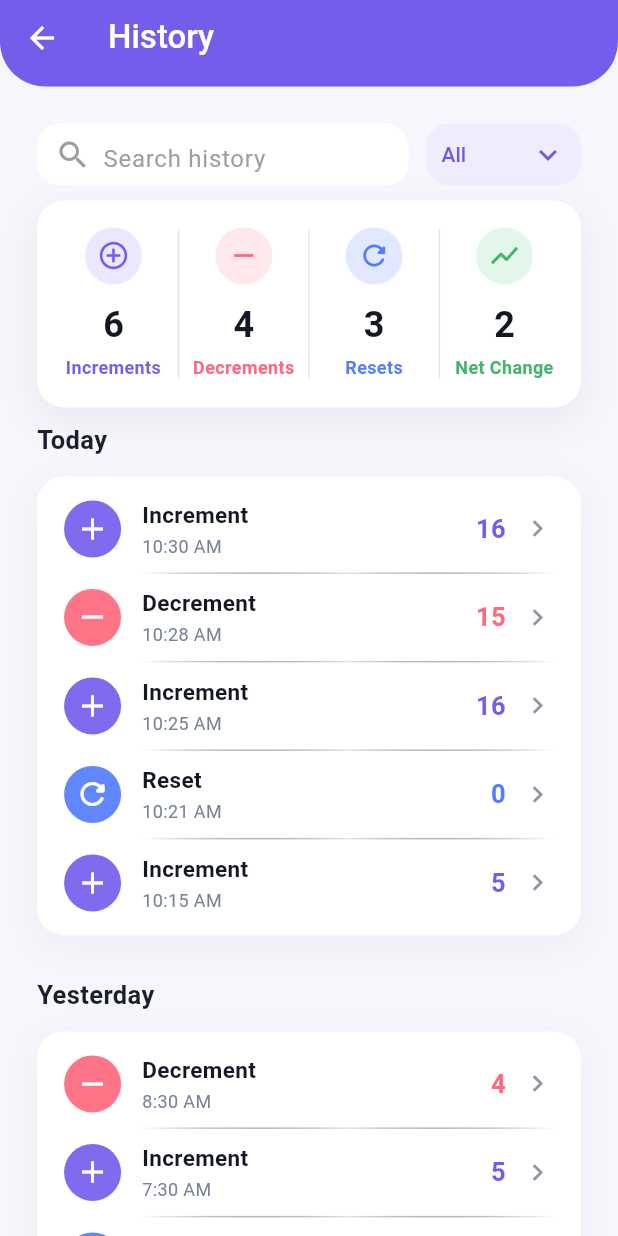
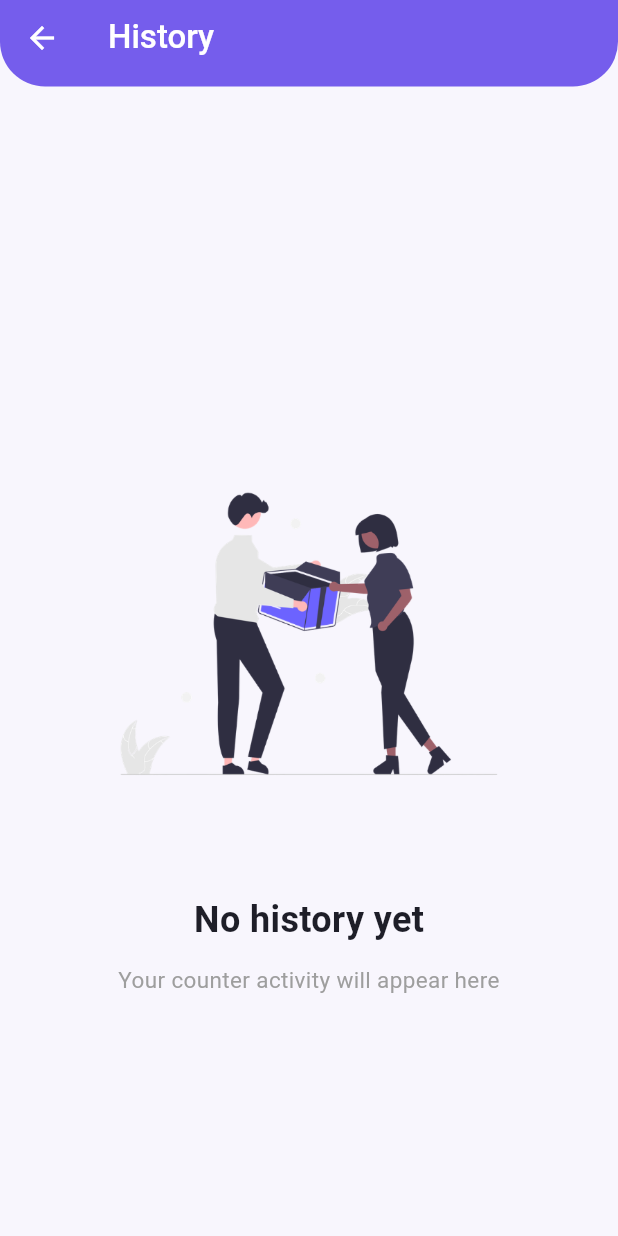
Before and after one commit to naihchams/flutter_counter, a Flutter app: the screen it shows after launch, after a tap on an icon or button, on a phone screen of 412 x 824 dp. Run offline on Flutter 3.47's test engine with Material 3 defaults, Android fonts, the phone set to English and light mode, and no system bars; our stand-ins replace flutter_svg, shared_preferences.

Commit message:
added no history case to history screen

```diff
--- a/lib/screens/history_counter_screen.dart
+++ b/lib/screens/history_counter_screen.dart
@@ -21,67 +21,67 @@ class _HistoryCounterScreenState extends State<HistoryCounterScreen> {
   final List<String> filters = ['All', 'Increment', 'Decrement', 'Reset'];
 
   final List<HistoryItem> allHistoryItems = [
-    HistoryItem(type: 'increment', value: 16, createdAt: DateTime.now()),
-    HistoryItem(
-      type: 'decrement',
-      value: 15,
-      createdAt: DateTime.now().subtract(const Duration(minutes: 2)),
-    ),
-    HistoryItem(
-      type: 'increment',
-      value: 16,
-      createdAt: DateTime.now().subtract(const Duration(minutes: 5)),
-    ),
-    HistoryItem(
-      type: 'reset',
-      value: 0,
-      createdAt: DateTime.now().subtract(const Duration(minutes: 9)),
-    ),
-    HistoryItem(
-      type: 'increment',
-      value: 5,
-      createdAt: DateTime.now().subtract(const Duration(minutes: 15)),
-    ),
-    HistoryItem(
-      type: 'decrement',
-      value: 4,
-      createdAt: DateTime.now().subtract(const Duration(days: 1, hours: 2)),
-    ),
-    HistoryItem(
-      type: 'increment',
-      value: 5,
-      createdAt: DateTime.now().subtract(const Duration(days: 1, hours: 3)),
-    ),
-    HistoryItem(
-      type: 'reset',
-      value: 0,
-      createdAt: DateTime.now().subtract(const Duration(days: 1, hours: 5)),
-    ),
-    HistoryItem(
-      type: 'increment',
-      value: 20,
-      createdAt: DateTime.now().subtract(const Duration(days: 3)),
-    ),
-    HistoryItem(
-      type: 'decrement',
-      value: 19,
-      createdAt: DateTime.now().subtract(const Duration(days: 3, hours: 2)),
-    ),
-    HistoryItem(
-      type: 'reset',
-      value: 0,
-      createdAt: DateTime.now().subtract(const Duration(days: 12)),
-    ),
-    HistoryItem(
-      type: 'increment',
-      value: 30,
-      createdAt: DateTime.now().subtract(const Duration(days: 20)),
-    ),
-    HistoryItem(
-      type: 'decrement',
-      value: 29,
-      createdAt: DateTime.now().subtract(const Duration(days: 35)),
-    ),
+    // HistoryItem(type: 'increment', value: 16, createdAt: DateTime.now()),
+    // HistoryItem(
+    //   type: 'decrement',
+    //   value: 15,
+    //   createdAt: DateTime.now().subtract(const Duration(minutes: 2)),
+    // ),
+    // HistoryItem(
+    //   type: 'increment',
+    //   value: 16,
+    //   createdAt: DateTime.now().subtract(const Duration(minutes: 5)),
+    // ),
+    // HistoryItem(
+    //   type: 'reset',
+    //   value: 0,
+    //   createdAt: DateTime.now().subtract(const Duration(minutes: 9)),
+    // ),
+    // HistoryItem(
+    //   type: 'increment',
+    //   value: 5,
+    //   createdAt: DateTime.now().subtract(const Duration(minutes: 15)),
+    // ),
+    // HistoryItem(
+    //   type: 'decrement',
+    //   value: 4,
+    //   createdAt: DateTime.now().subtract(const Duration(days: 1, hours: 2)),
+    // ),
+    // HistoryItem(
+    //   type: 'increment',
+    //   value: 5,
+    //   createdAt: DateTime.now().subtract(const Duration(days: 1, hours: 3)),
+    // ),
+    // HistoryItem(
+    //   type: 'reset',
+    //   value: 0,
+    //   createdAt: DateTime.now().subtract(const Duration(days: 1, hours: 5)),
+    // ),
+    // HistoryItem(
+    //   type: 'increment',
+    //   value: 20,
+    //   createdAt: DateTime.now().subtract(const Duration(days: 3)),
+    // ),
+    // HistoryItem(
+    //   type: 'decrement',
+    //   value: 19,
+    //   createdAt: DateTime.now().subtract(const Duration(days: 3, hours: 2)),
+    // ),
+    // HistoryItem(
+    //   type: 'reset',
+    //   value: 0,
+    //   createdAt: DateTime.now().subtract(const Duration(days: 12)),
+    // ),
+    // HistoryItem(
+    //   type: 'increment',
+    //   value: 30,
+    //   createdAt: DateTime.now().subtract(const Duration(days: 20)),
+    // ),
+    // HistoryItem(
+    //   type: 'decrement',
+    //   value: 29,
+    //   createdAt: DateTime.now().subtract(const Duration(days: 35)),
+    // ),
   ];
 
   @override
@@ -176,7 +176,48 @@ class _HistoryCounterScreenState extends State<HistoryCounterScreen> {
         ),
       ),
       backgroundColor: const Color.fromRGBO(248, 246, 253, 1),
-      body: SafeArea(
+      body: visibleItems.isEmpty
+          ? SafeArea(
+              child: Padding(
+                padding: const EdgeInsets.only(top: 60),
+                child: Center(
+                  child: Column(
+                    crossAxisAlignment: CrossAxisAlignment.center,
+                    mainAxisAlignment: MainAxisAlignment.center,
+                    children: [
+                      Image.asset(
+                        'assets/images/emptyHistory.png',
+                        width: width * 0.7,
+                      ),
+
+                      const SizedBox(height: 30),
+
+                      const Text(
+                        'No history yet',
+                        style: TextStyle(
+                          fontSize: 24,
+                          fontWeight: FontWeight.bold,
+                          color: Color.fromRGBO(30, 30, 40, 1),
+                        ),
+                      ),
+
+                      const SizedBox(height: 12),
+
+                      const Text(
+                        'Your counter activity will appear here',
+                        textAlign: TextAlign.center,
+                        style: TextStyle(
+                          fontSize: 15,
+                          color: Colors.grey,
+                          height: 1.4,
+                        ),
+                      ),
+                    ],
+                  ),
+                ),
+              ),
+            )
+          : SafeArea(
               child: SingleChildScrollView(
                 child: Padding(
                   padding: EdgeInsets.all(horizontalPadding),
@@ -187,7 +228,9 @@ class _HistoryCounterScreenState extends State<HistoryCounterScreen> {
                           Expanded(
                             child: Container(
                               height: height * 0.05,
-                        padding: const EdgeInsets.symmetric(horizontal: 12),
+                              padding: const EdgeInsets.symmetric(
+                                horizontal: 12,
+                              ),
                               decoration: BoxDecoration(
                                 color: Colors.white,
                                 borderRadius: BorderRadius.circular(15),
@@ -202,7 +245,9 @@ class _HistoryCounterScreenState extends State<HistoryCounterScreen> {
                                       decoration: const InputDecoration(
                                         border: InputBorder.none,
                                         hintText: 'Search history',
-                                  hintStyle: TextStyle(color: Colors.grey),
+                                        hintStyle: TextStyle(
+                                          color: Colors.grey,
+                                        ),
                                       ),
                                       onChanged: (text) {
                                         setState(() {
@@ -277,15 +322,24 @@ class _HistoryCounterScreenState extends State<HistoryCounterScreen> {
                         const SizedBox(height: 28),
                       ],
                       if (yesterdayItems.isNotEmpty) ...[
-                  HistorySection(title: 'Yesterday', items: yesterdayItems),
+                        HistorySection(
+                          title: 'Yesterday',
+                          items: yesterdayItems,
+                        ),
                         const SizedBox(height: 28),
                       ],
                       if (lastWeekItems.isNotEmpty) ...[
-                  HistorySection(title: 'Last Week', items: lastWeekItems),
+                        HistorySection(
+                          title: 'Last Week',
+                          items: lastWeekItems,
+                        ),
                         const SizedBox(height: 28),
                       ],
                       if (lastMonthItems.isNotEmpty) ...[
-                  HistorySection(title: 'Last Month', items: lastMonthItems),
+                        HistorySection(
+                          title: 'Last Month',
+                          items: lastMonthItems,
+                        ),
                         const SizedBox(height: 28),
                       ],
                       if (olderItems.isNotEmpty) ...[
```
Also changed, not shown: assets/images/emptyHistory.png (added). Lines whose indentation alone changed are shown as unchanged.
